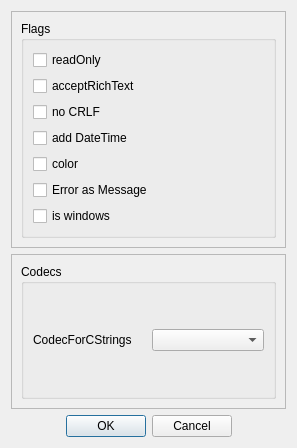
The window that Qt/lib/mainwindow/log_options/src/ui/log_options.ui (RinatB2017/mega_GIT) describes before a commit, drawn with Qt 5.
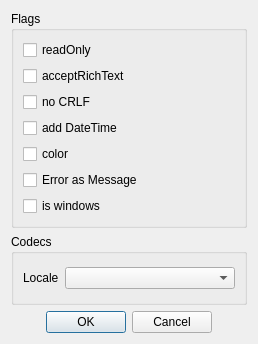
The same window after the commit.

```diff
--- a/Qt/lib/mainwindow/log_options/src/ui/log_options.ui
+++ b/Qt/lib/mainwindow/log_options/src/ui/log_options.ui
@@ -6,8 +6,8 @@
    <rect>
     <x>0</x>
     <y>0</y>
-    <width>297</width>
-    <height>448</height>
+    <width>258</width>
+    <height>344</height>
    </rect>
   </property>
   <property name="windowTitle">
@@ -15,15 +15,6 @@
   </property>
   <layout class="QVBoxLayout" name="verticalLayout_4">
    <item>
-    <widget class="QFrame" name="frame">
-     <property name="frameShape">
-      <enum>QFrame::StyledPanel</enum>
-     </property>
-     <property name="frameShadow">
-      <enum>QFrame::Raised</enum>
-     </property>
-     <layout class="QVBoxLayout" name="verticalLayout">
-      <item>
        <widget class="QGroupBox" name="groupBox">
         <property name="title">
          <string>Flags</string>
@@ -81,18 +72,6 @@
         </layout>
        </widget>
       </item>
-     </layout>
-    </widget>
-   </item>
-   <item>
-    <widget class="QFrame" name="frame_2">
-     <property name="frameShape">
-      <enum>QFrame::StyledPanel</enum>
-     </property>
-     <property name="frameShadow">
-      <enum>QFrame::Raised</enum>
-     </property>
-     <layout class="QVBoxLayout" name="verticalLayout_3">
       <item>
        <widget class="QGroupBox" name="groupBox_2">
         <property name="title">
@@ -103,8 +82,14 @@
           <layout class="QHBoxLayout" name="horizontalLayout_2">
            <item>
             <widget class="QLabel" name="label_2">
+          <property name="sizePolicy">
+           <sizepolicy hsizetype="Fixed" vsizetype="Preferred">
+            <horstretch>0</horstretch>
+            <verstretch>0</verstretch>
+           </sizepolicy>
+          </property>
              <property name="text">
-              <string>CodecForCStrings</string>
+           <string>Locale</string>
              </property>
             </widget>
            </item>
@@ -112,9 +97,6 @@
             <widget class="QComboBox" name="cb_CodecForCStrings"/>
            </item>
           </layout>
-         </item>
-        </layout>
-       </widget>
       </item>
      </layout>
     </widget>
```
Lines whose indentation alone changed are shown as unchanged.
